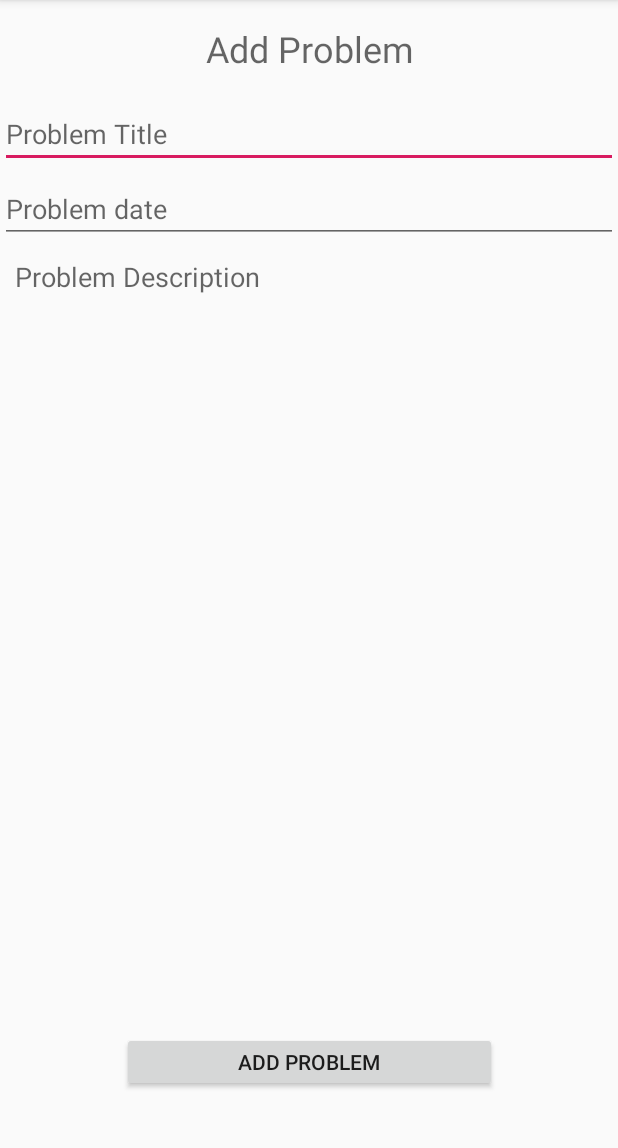
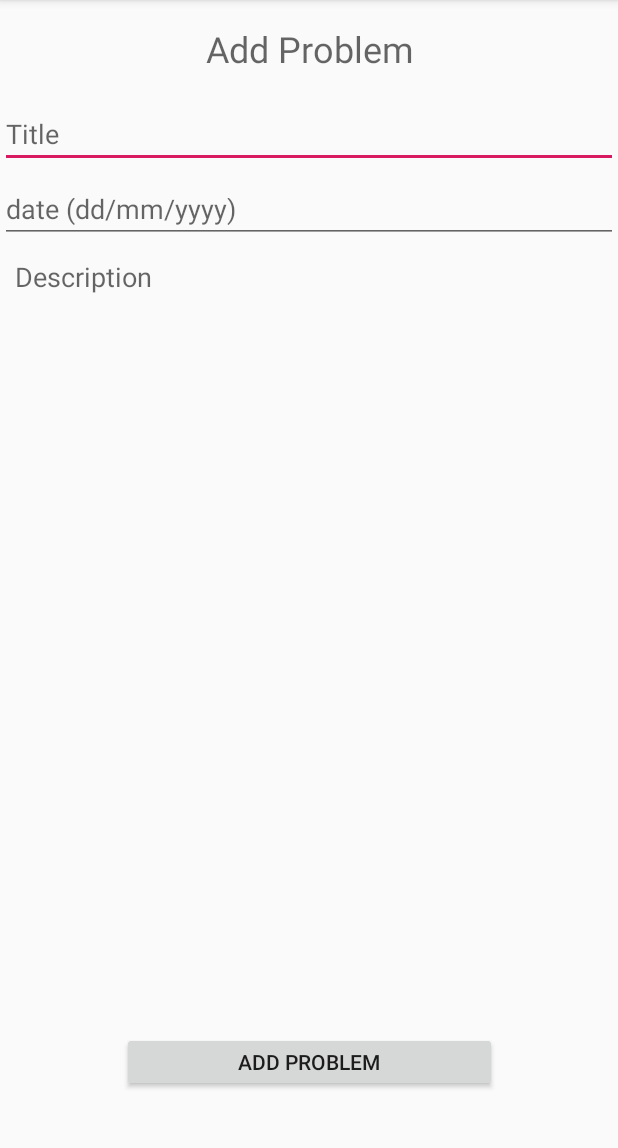
Before and after one commit to CMPUT301F18T19/HADA, an Android app: the AddProblemActivity screen opened directly, with no data from a screen before it, on a phone screen of 412 x 824 dp, the part 84-1232 px from its top. Run offline under Robolectric (Android 15) with nearby library versions, the phone set to English and light mode, and no system bars.

Commit message:
improved hints for the add problem activity. 	modified:   app/src/main/res/values/strings.xml

```diff
--- a/app/src/main/res/values/strings.xml
+++ b/app/src/main/res/values/strings.xml
@@ -47,8 +47,8 @@
     <string name="problem_list_username">PATIENT USERNAME</string>
     <string name="problem_list_setting_button_cd">A button for editing the settings of the user.</string>
     <string name="add_problem_title">Add Problem</string>
-    <string name="add_problem_hint_title">Problem Title</string>
-    <string name="add_problem_hint_description">Problem Description</string>
-    <string name="add_problem_hint_date">Problem date</string>
+    <string name="add_problem_hint_title">Title</string>
+    <string name="add_problem_hint_description">Description</string>
+    <string name="add_problem_hint_date">date (dd/mm/yyyy)</string>
 
 </resources>
```
